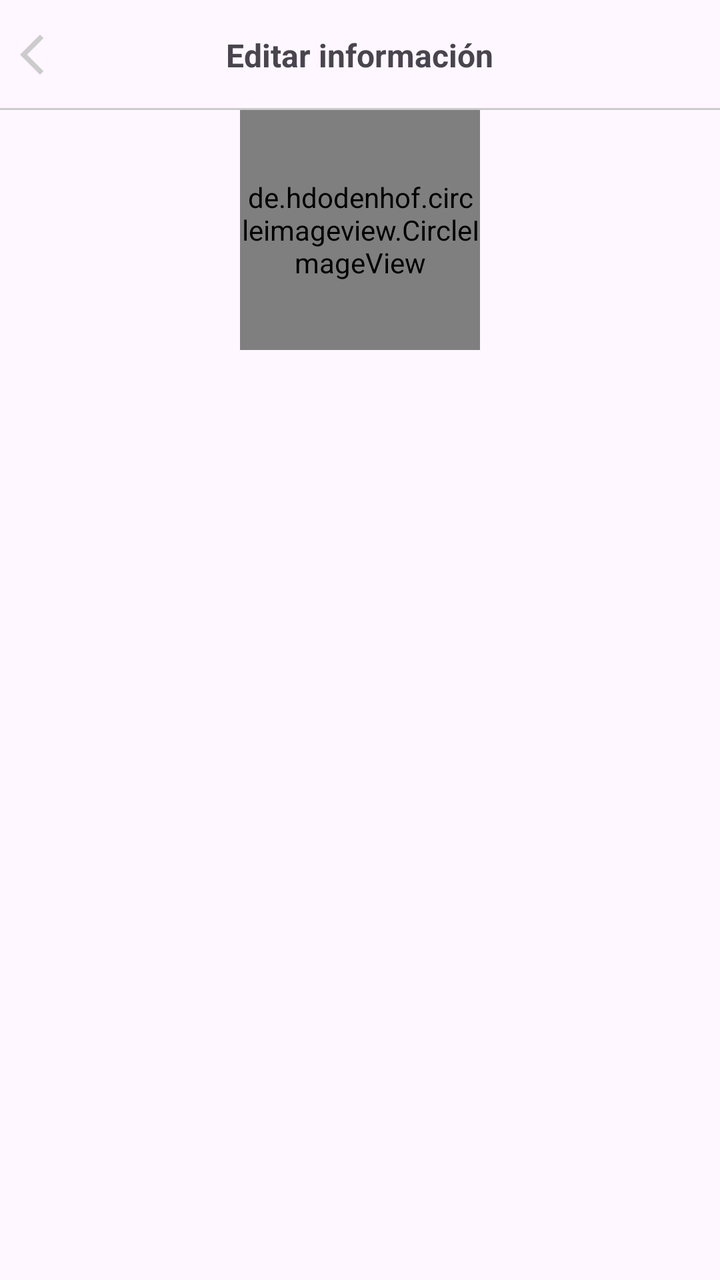
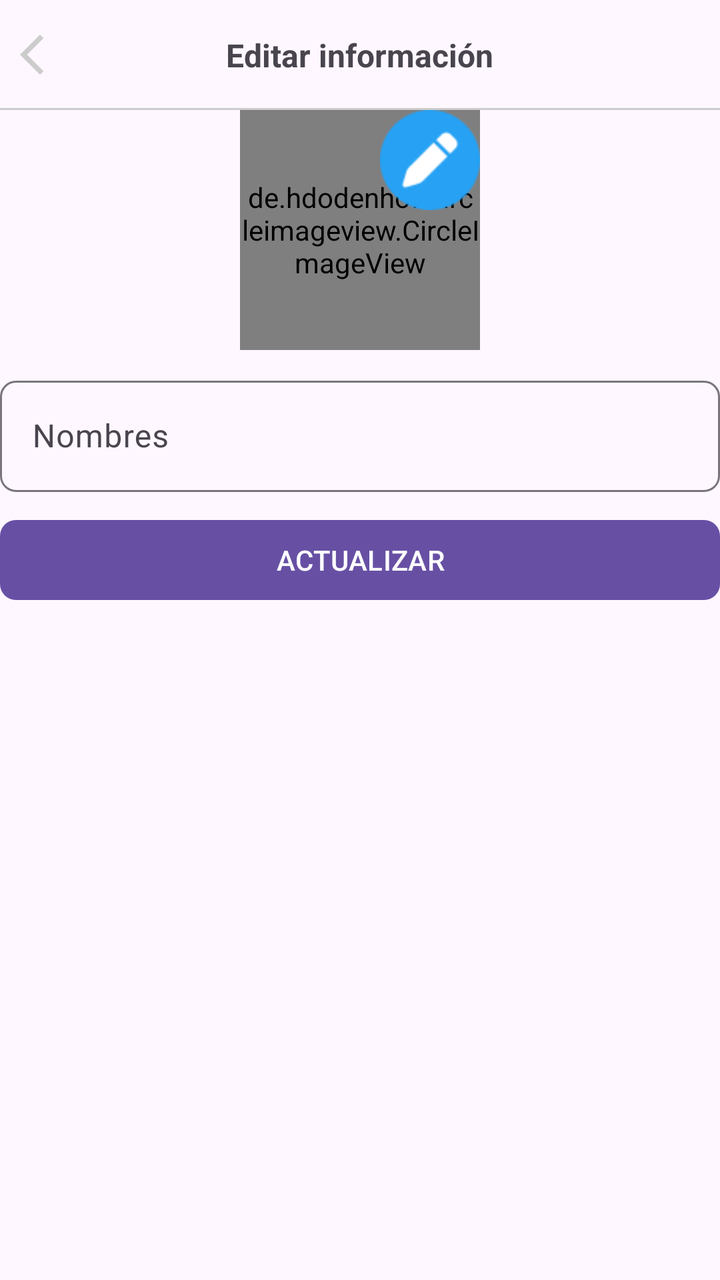

Screens rendered from an Android XML layout before and after an edit, with the pre-edit source and the edit as a unified diff.
<!-- AndroidManifest.xml: application theme Theme.ChatKotlin -->
<!-- res/layout/activity_editar_informacion.xml -->
<?xml version="1.0" encoding="utf-8"?>
<androidx.appcompat.widget.LinearLayoutCompat
    xmlns:android="http://schemas.android.com/apk/res/android"
    xmlns:app="http://schemas.android.com/apk/res-auto"
    xmlns:tools="http://schemas.android.com/tools"
    android:id="@+id/main"
    android:layout_width="match_parent"
    android:layout_height="match_parent"
    android:orientation="vertical"
    tools:context=".EditarInformacion">

    <RelativeLayout
        android:id="@+id/toolbarRL"
        android:layout_width="match_parent"
        android:layout_height="55dp">
        
        <ImageButton
            android:id="@+id/IbRegresar"
            android:src="@drawable/ic_regresar"
            android:background="@android:color/transparent"
            android:padding="10dp"
            android:layout_centerVertical="true"

            android:layout_width="wrap_content"
            android:layout_height="wrap_content"/>

        <TextView
            android:text="@string/Txt_titulo_edit"
            android:textStyle="bold"
            android:textSize="16sp"
            android:layout_centerInParent="true"
            android:layout_width="wrap_content"
            android:layout_height="wrap_content"/>

        <View
            android:background="#cccccc"
            android:layout_alignParentBottom="true"
            android:layout_width="match_parent"
            android:layout_height="1dp"/>
    </RelativeLayout>



    <ScrollView
        android:layout_width="match_parent"
        android:layout_height="wrap_content">
        <RelativeLayout
            android:layout_width="match_parent"
            android:layout_height="wrap_content">
            <RelativeLayout
                android:id="@+id/perfilRL"
                android:layout_centerHorizontal="true"
                android:layout_width="120dp"
                android:layout_height="120dp">

                <de.hdodenhof.circleimageview.CircleImageView
                    android:id="@+id/ivPerfil"
                    android:src="@drawable/ic_image_perfil"
                    android:scaleType="centerCrop"
                    android:layout_width="120dp"
                    android:layout_height="120dp"/>


            </RelativeLayout>
        </RelativeLayout>
    </ScrollView>


    
</androidx.appcompat.widget.LinearLayoutCompat>
<!-- resources referenced by this layout -->
<resources>
  <!-- drawable ic_image_perfil (drawable) -->
  <vector xmlns:android="http://schemas.android.com/apk/res/android" android:height="24dp" android:tint="#CCCCCC" android:viewportHeight="24" android:viewportWidth="24" android:width="24dp">
        
      <path android:fillColor="@android:color/white" android:pathData="M12,2C6.48,2 2,6.48 2,12s4.48,10 10,10s10,-4.48 10,-10S17.52,2 12,2zM12,6c1.93,0 3.5,1.57 3.5,3.5S13.93,13 12,13s-3.5,-1.57 -3.5,-3.5S10.07,6 12,6zM12,20c-2.03,0 -4.43,-0.82 -6.14,-2.88C7.55,15.8 9.68,15 12,15s4.45,0.8 6.14,2.12C16.43,19.18 14.03,20 12,20z"/>
      
  </vector>
  <!-- drawable ic_regresar (drawable) -->
  <vector xmlns:android="http://schemas.android.com/apk/res/android" android:autoMirrored="true" android:height="24dp" android:tint="#CCCCCC" android:viewportHeight="960" android:viewportWidth="960" android:width="24dp">
        
      <path android:fillColor="@android:color/white" android:pathData="M400,880L0,480L400,80L471,151L142,480L471,809L400,880Z"/>
      
  </vector>
  <string name="Txt_titulo_edit">Editar información</string>
  <style name="Theme.ChatKotlin" parent="Base.Theme.ChatKotlin" />
  <style name="Base.Theme.ChatKotlin" parent="Theme.Material3.DayNight.NoActionBar">
          
          
      </style>
</resources>

<!-- the commit's change to res/layout/activity_editar_informacion.xml (unified diff, before → after) -->
@@ -59,12 +59,51 @@
                     android:scaleType="centerCrop"
                     android:layout_width="120dp"
                     android:layout_height="120dp"/>
+                <ImageView
+                    android:id="@+id/EditarImg"
+                    android:src="@drawable/icono_editar"
+                    android:layout_alignParentEnd="true"
+                    android:layout_width="50dp"
+                    android:layout_height="50dp"/>
 
 
             </RelativeLayout>
+
+            <com.google.android.material.textfield.TextInputLayout
+                android:id="@+id/TILNombres"
+                android:layout_below="@+id/perfilRL"
+                android:layout_marginTop="10dp"
+                app:boxCornerRadiusTopStart="8dp"
+                app:boxCornerRadiusTopEnd="8dp"
+                app:boxCornerRadiusBottomStart="8dp"
+                app:boxCornerRadiusBottomEnd="8dp"
+                android:layout_width="match_parent"
+                android:layout_height="wrap_content">
+
+                <EditText
+                    android:id="@+id/et_Nombres"
+                    android:hint="@string/et_Nombres"
+                    android:inputType="textPersonName|textCapWords"
+                    android:layout_width="match_parent"
+                    android:layout_height="wrap_content"/>
+
+
+            </com.google.android.material.textfield.TextInputLayout>
+
+
+            <com.google.android.material.button.MaterialButton
+                android:id="@+id/btn_Actualizar"
+                android:text="@string/btn_Actualizar"
+                android:textAllCaps="true"
+                android:layout_below="@+id/TILNombres"
+                android:layout_marginTop="10dp"
+                app:cornerRadius="8dp"
+                android:layout_width="match_parent"
+                android:layout_height="wrap_content"/>
+
         </RelativeLayout>
     </ScrollView>
 
 
-    
+
 </androidx.appcompat.widget.LinearLayoutCompat>
<!-- resource entries referenced after the edit -->
@@ -12,7 +12,10 @@
       <path android:fillColor="@android:color/white" android:pathData="M400,880L0,480L400,80L471,151L142,480L471,809L400,880Z"/>
       
   </vector>
+  <!-- drawable icono_editar: png bitmap (drawable, 2088 bytes) -->
   <string name="Txt_titulo_edit">Editar información</string>
+  <string name="btn_Actualizar">Actualizar</string>
+  <string name="et_Nombres">Nombres</string>
   <style name="Theme.ChatKotlin" parent="Base.Theme.ChatKotlin" />
   <style name="Base.Theme.ChatKotlin" parent="Theme.Material3.DayNight.NoActionBar">
           
